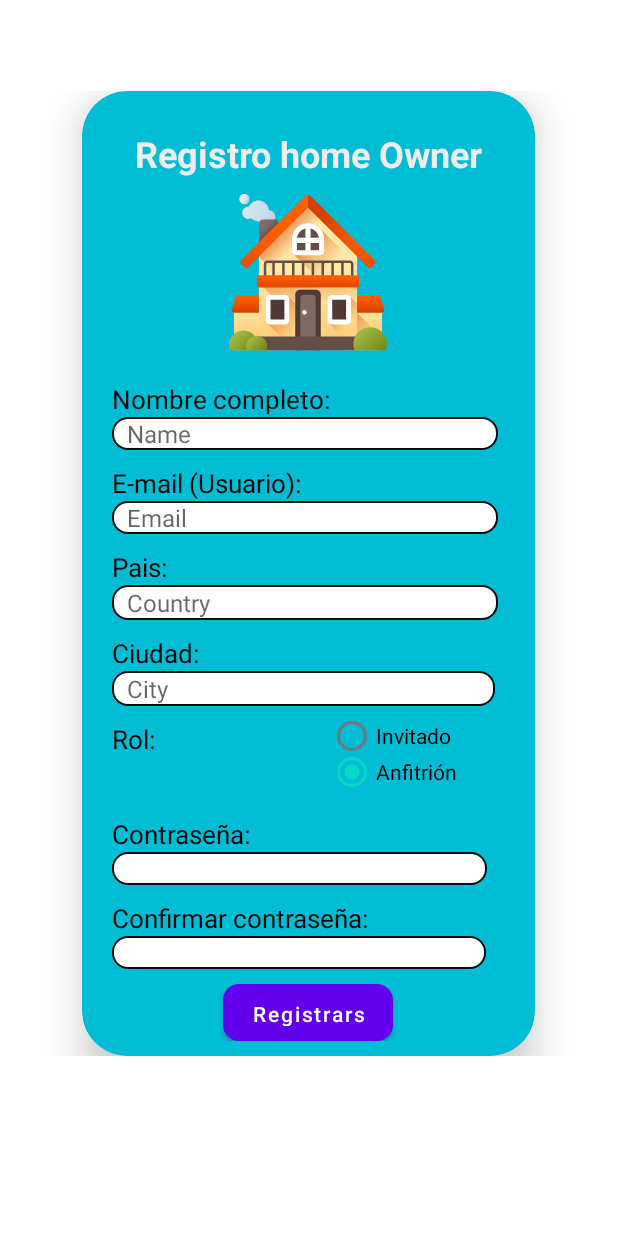
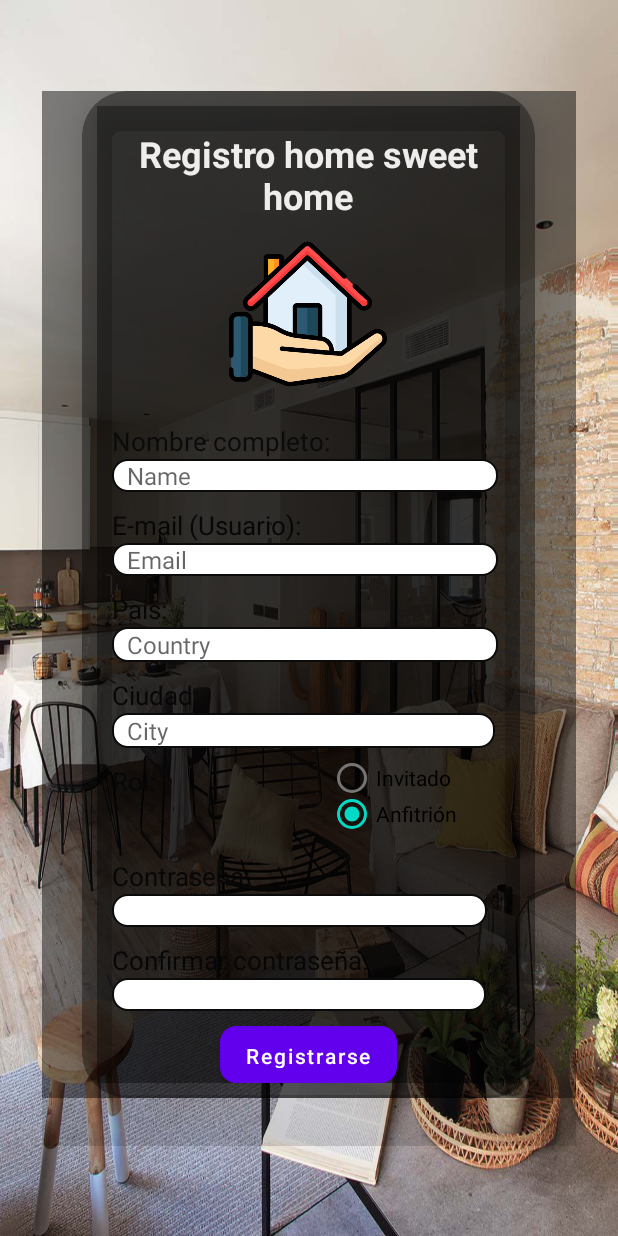
Before and after one commit to Henry781029/shop_homesweethome, an Android app: the registro_User screen opened directly, with no data from a screen before it, on a phone screen of 412 x 824 dp. Run offline under Robolectric (Android 15) with nearby library versions, the phone set to English and light mode, and no system bars; our stand-ins replace Firebase (no records; nobody signed in at launch, a user with empty details on screens opened directly).

Commit message:
se hacen ajustes

```diff
--- a/app/src/main/res/layout/activity_registro_user.xml
+++ b/app/src/main/res/layout/activity_registro_user.xml
@@ -4,13 +4,15 @@
     xmlns:tools="http://schemas.android.com/tools"
     android:layout_width="match_parent"
     android:layout_height="match_parent"
-    android:background="#FFFFFF"
+    android:background="@drawable/decaracion2"
     tools:context=".registro_User">
 
     <ScrollView
         android:layout_width="356dp"
         android:layout_height="703dp"
         android:foregroundGravity="center"
+        android:background="@color/material_on_background_disabled"
+        android:backgroundTint="@color/material_on_background_disabled"
         app:layout_constraintBottom_toBottomOf="parent"
         app:layout_constraintEnd_toEndOf="parent"
         app:layout_constraintStart_toStartOf="parent"
@@ -19,14 +21,15 @@
         <LinearLayout
             android:layout_width="match_parent"
             android:layout_height="wrap_content"
+            android:background="@color/material_on_background_disabled"
             android:gravity="center"
             android:orientation="vertical">
 
             <androidx.cardview.widget.CardView
                 android:layout_width="302dp"
                 android:layout_height="wrap_content"
-                android:background="@color/light"
-                android:backgroundTint="@color/Propio"
+                android:background="@color/material_on_background_disabled"
+                android:backgroundTint="@color/material_on_background_disabled"
                 app:cardCornerRadius="30dp"
                 app:cardElevation="15dp"
                 app:contentPadding="10dp">
@@ -34,7 +37,7 @@
                 <LinearLayout
                     android:layout_width="match_parent"
                     android:layout_height="match_parent"
-                    android:background="@color/Propio"
+                    android:background="@color/material_on_background_disabled"
                     android:gravity="center"
                     android:orientation="vertical">
 
@@ -44,7 +47,7 @@
                         android:layout_height="wrap_content"
                         android:layout_marginTop="15dp"
                         android:gravity="center"
-                        android:text="Registro home Owner"
+                        android:text="Registro home sweet home"
                         android:textColor="#EFECEC"
                         android:textSize="24sp"
                         android:textStyle="bold" />
@@ -56,7 +59,7 @@
                         android:layout_gravity="center"
                         android:layout_marginTop="10dp"
                         android:layout_marginBottom="20dp"
-                        app:srcCompat="@drawable/ic_mansion" />
+                        app:srcCompat="@drawable/casa" />
 
                     <LinearLayout
                         android:layout_width="match_parent"
@@ -293,7 +296,7 @@
 
                         <Button
                             android:id="@+id/btnActualizar"
-                            android:layout_width="113dp"
+                            android:layout_width="118dp"
                             android:layout_height="38dp"
                             android:layout_weight="1"
                             android:background="@drawable/bordes_botones"
```
